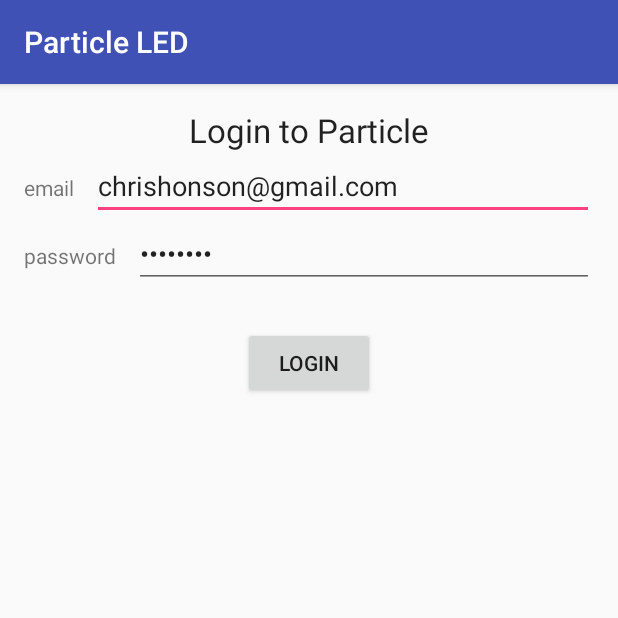
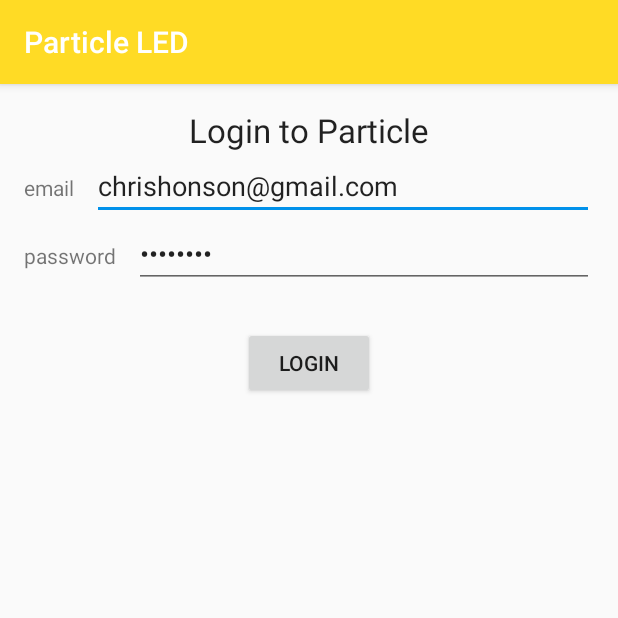
Before and after one commit to chrishonson/systemTestParticleLED, an Android app: the screen it shows after launch (MainActivity), on a phone screen of 412 x 824 dp, the top half of it. Run offline under Robolectric (Android 15) with nearby library versions, the phone set to English and light mode, and no system bars; libraries missing offline, so code that uses them is left out: io.particle.android.

Commit message:
color change

```diff
--- a/android app/app/src/main/res/values/colors.xml
+++ b/android app/app/src/main/res/values/colors.xml
@@ -1,6 +1,6 @@
 <?xml version="1.0" encoding="utf-8"?>
 <resources>
-    <color name="colorPrimary">#3F51B5</color>
-    <color name="colorPrimaryDark">#303F9F</color>
-    <color name="colorAccent">#FF4081</color>
+    <color name="colorPrimary">#FFDB25</color>
+    <color name="colorPrimaryDark">#C48500</color>
+    <color name="colorAccent">#0091EA</color>
 </resources>
```
Also changed, not shown: 1 other file.
